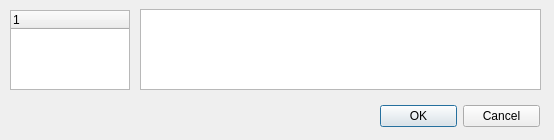
Qt form OptionsDialog.ui (martin-kudlicka/file-commander) before a commit.
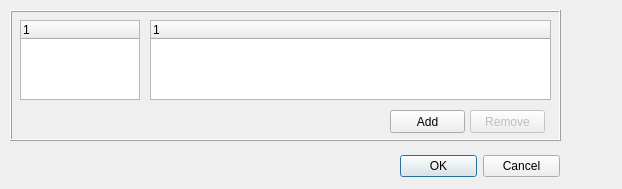
The same form after that commit.

Commit message: * in Options class content plugin list changed from QTableWidget to QTreeWidget + add and remove content plugin (changes not saved yet)

Diff of the .ui file:
```diff
--- a/OptionsDialog.ui
+++ b/OptionsDialog.ui
@@ -5,13 +5,44 @@
    <rect>
     <x>0</x>
     <y>0</y>
-    <width>554</width>
-    <height>140</height>
+    <width>622</width>
+    <height>189</height>
    </rect>
   </property>
   <property name="windowTitle" >
    <string>Options</string>
   </property>
+  <widget class="QDialogButtonBox" name="buttonBox" >
+   <property name="geometry" >
+    <rect>
+     <x>400</x>
+     <y>150</y>
+     <width>160</width>
+     <height>32</height>
+    </rect>
+   </property>
+   <property name="orientation" >
+    <enum>Qt::Horizontal</enum>
+   </property>
+   <property name="standardButtons" >
+    <set>QDialogButtonBox::Cancel|QDialogButtonBox::NoButton|QDialogButtonBox::Ok</set>
+   </property>
+  </widget>
+  <widget class="QFrame" name="frame" >
+   <property name="geometry" >
+    <rect>
+     <x>10</x>
+     <y>10</y>
+     <width>551</width>
+     <height>131</height>
+    </rect>
+   </property>
+   <property name="frameShape" >
+    <enum>QFrame::Box</enum>
+   </property>
+   <property name="frameShadow" >
+    <enum>QFrame::Raised</enum>
+   </property>
   <widget class="QTreeWidget" name="qtwChoices" >
    <property name="geometry" >
     <rect>
@@ -28,7 +59,7 @@
      <x>140</x>
      <y>0</y>
      <width>401</width>
-     <height>91</height>
+      <height>131</height>
     </rect>
    </property>
    <property name="currentIndex" >
@@ -36,36 +67,50 @@
    </property>
    <widget class="QWidget" name="page_2" />
    <widget class="QWidget" name="page" >
-    <widget class="QTableWidget" name="qtwContentPlugins" >
+     <widget class="QPushButton" name="qpbAddContentPlugin" >
+      <property name="geometry" >
+       <rect>
+        <x>240</x>
+        <y>100</y>
+        <width>75</width>
+        <height>23</height>
+       </rect>
+      </property>
+      <property name="text" >
+       <string>Add</string>
+      </property>
+     </widget>
+     <widget class="QTreeWidget" name="qtwContentPlugins" >
      <property name="geometry" >
       <rect>
        <x>0</x>
-       <y>9</y>
+        <y>10</y>
        <width>401</width>
-       <height>81</height>
-      </rect>
-     </property>
-     <property name="showGrid" >
+        <height>80</height>
+       </rect>
+      </property>
+      <property name="rootIsDecorated" >
       <bool>false</bool>
      </property>
     </widget>
-   </widget>
-  </widget>
-  <widget class="QDialogButtonBox" name="buttonBox" >
+     <widget class="QPushButton" name="qpbRemoveContentPlugin" >
+      <property name="enabled" >
+       <bool>false</bool>
+      </property>
    <property name="geometry" >
     <rect>
-     <x>380</x>
+        <x>320</x>
      <y>100</y>
-     <width>160</width>
-     <height>32</height>
-    </rect>
-   </property>
-   <property name="orientation" >
-    <enum>Qt::Horizontal</enum>
-   </property>
-   <property name="standardButtons" >
-    <set>QDialogButtonBox::Cancel|QDialogButtonBox::NoButton|QDialogButtonBox::Ok</set>
-   </property>
+        <width>75</width>
+        <height>23</height>
+       </rect>
+      </property>
+      <property name="text" >
+       <string>Remove</string>
+      </property>
+     </widget>
+    </widget>
+   </widget>
   </widget>
  </widget>
  <resources/>
```
Lines whose indentation alone changed are shown as unchanged. The commit also changes 2 other files.
